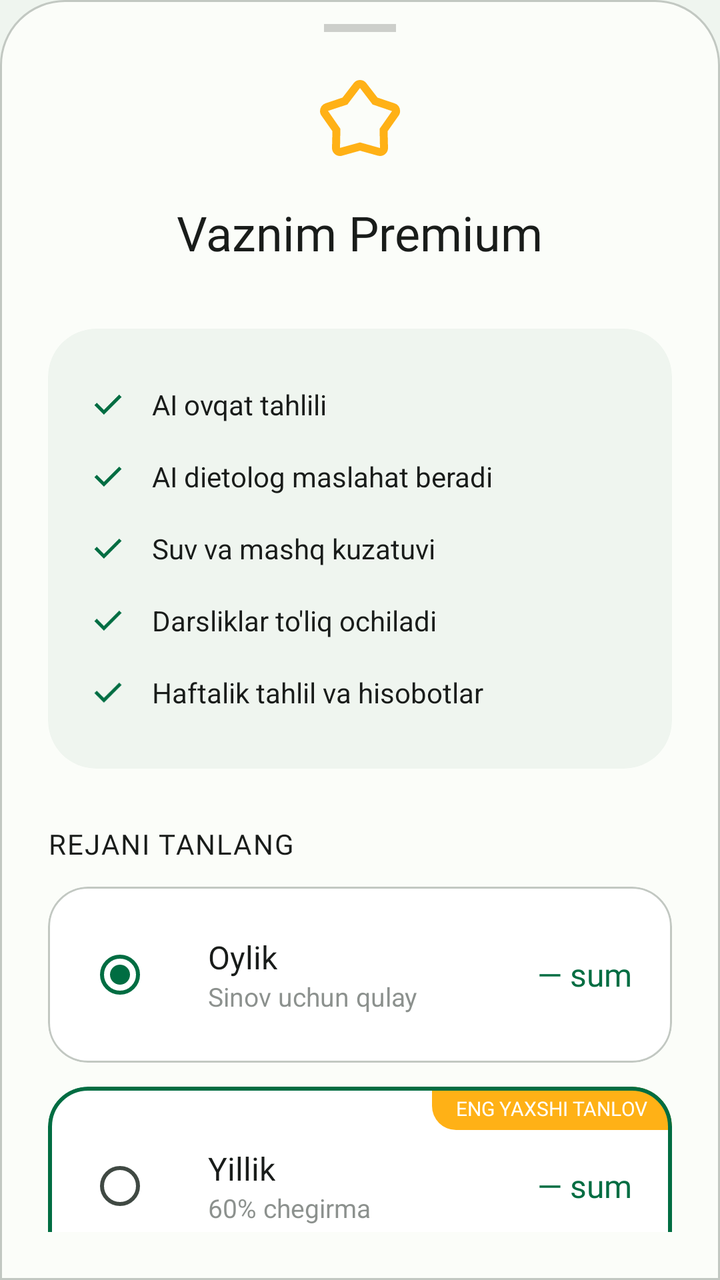
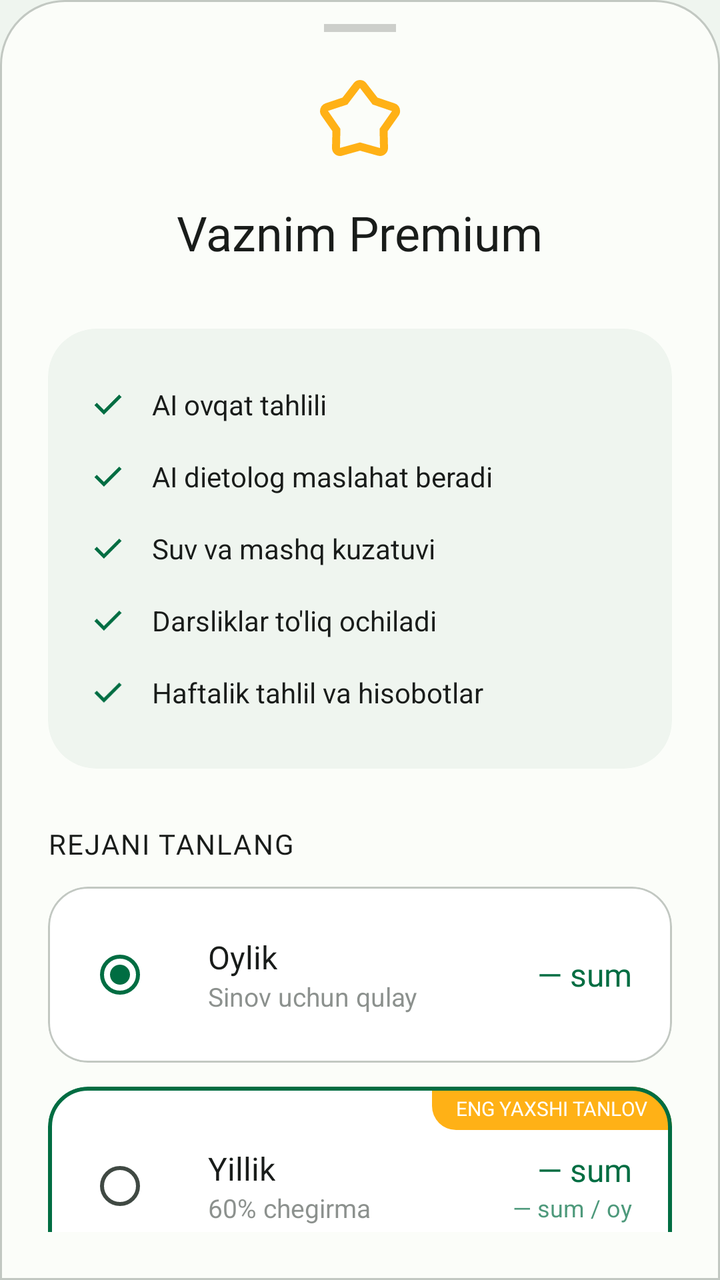

Screens rendered from an Android XML layout before and after an edit, with the pre-edit source and the edit as a unified diff.
<!-- AndroidManifest.xml: application theme Theme.Ozamiz -->
<!-- res/layout/premium_sheet.xml -->
<?xml version="1.0" encoding="utf-8"?>
<LinearLayout xmlns:android="http://schemas.android.com/apk/res/android"
    xmlns:app="http://schemas.android.com/apk/res-auto"
    android:layout_width="match_parent"
    android:layout_height="wrap_content"
    android:background="@drawable/bg_premium_sheet"
    android:orientation="vertical"
    android:paddingTop="12dp"
    android:paddingBottom="24dp">

    
    <View
        android:layout_width="36dp"
        android:layout_height="4dp"
        android:layout_gravity="center_horizontal"
        android:layout_marginBottom="20dp"
        android:alpha="0.2"
        android:background="?colorOnSurface" />

    <androidx.core.widget.NestedScrollView
        android:id="@+id/content_scroll_view"
        android:layout_width="match_parent"
        android:layout_height="wrap_content"
        android:overScrollMode="never">

        <LinearLayout
            android:layout_width="match_parent"
            android:layout_height="wrap_content"
            android:orientation="vertical"
            android:paddingHorizontal="24dp">

            
            <LinearLayout
                android:id="@+id/header_premium"
                android:layout_width="match_parent"
                android:layout_height="wrap_content"
                android:gravity="center"
                android:orientation="vertical"
                android:paddingBottom="8dp">

                <FrameLayout
                    android:layout_width="wrap_content"
                    android:layout_height="wrap_content">

                    <ImageView
                        android:layout_width="48dp"
                        android:layout_height="48dp"
                        android:layout_gravity="center"
                        android:src="@drawable/star_ic"
                        app:tint="@color/yellow" />
                </FrameLayout>

                <TextView
                    android:layout_width="wrap_content"
                    android:layout_height="wrap_content"
                    android:layout_marginTop="16dp"
                    android:fontFamily="@font/roboto_bold"
                    android:text="Vaznim Premium"
                    android:textColor="?colorOnSurface"
                    android:textSize="24sp" />

            </LinearLayout>

            <com.google.android.material.card.MaterialCardView
                android:id="@+id/layout_benefits"
                android:layout_width="match_parent"
                android:layout_height="wrap_content"
                android:layout_marginTop="24dp"
                app:cardBackgroundColor="?colorSurfaceContainer"
                app:cardCornerRadius="24dp"
                app:cardElevation="0dp"
                app:strokeWidth="0dp">

                <LinearLayout
                    android:layout_width="match_parent"
                    android:layout_height="wrap_content"
                    android:orientation="vertical"
                    android:padding="20dp">

                    
                    <LinearLayout
                        android:layout_width="match_parent"
                        android:layout_height="wrap_content"
                        android:gravity="center_vertical"
                        android:orientation="horizontal"
                        android:paddingVertical="8dp">

                        <ImageView
                            android:layout_width="20dp"
                            android:layout_height="20dp"
                            android:src="@drawable/check_ic"
                            app:tint="?colorPrimary" />

                        <TextView
                            android:layout_width="0dp"
                            android:layout_height="wrap_content"
                            android:layout_marginStart="12dp"
                            android:layout_weight="1"
                            android:text="AI ovqat tahlili"
                            android:textColor="?colorOnSurface"
                            android:textSize="14sp" />
                    </LinearLayout>

                    
                    <LinearLayout
                        android:layout_width="match_parent"
                        android:layout_height="wrap_content"
                        android:gravity="center_vertical"
                        android:orientation="horizontal"
                        android:paddingVertical="8dp">

                        <ImageView
                            android:layout_width="20dp"
                            android:layout_height="20dp"
                            android:src="@drawable/check_ic"
                            app:tint="?colorPrimary" />

                        <TextView
                            android:layout_width="0dp"
                            android:layout_height="wrap_content"
                            android:layout_marginStart="12dp"
                            android:layout_weight="1"
                            android:text="AI dietolog maslahat beradi"
                            android:textColor="?colorOnSurface"
                            android:textSize="14sp" />
                    </LinearLayout>

                    
                    <LinearLayout
                        android:layout_width="match_parent"
                        android:layout_height="wrap_content"
                        android:gravity="center_vertical"
                        android:orientation="horizontal"
                        android:paddingVertical="8dp">

                        <ImageView
                            android:layout_width="20dp"
                            android:layout_height="20dp"
                            android:src="@drawable/check_ic"
                            app:tint="?colorPrimary" />

                        <TextView
                            android:layout_width="0dp"
                            android:layout_height="wrap_content"
                            android:layout_marginStart="12dp"
                            android:layout_weight="1"
                            android:text="Suv va mashq kuzatuvi"
                            android:textColor="?colorOnSurface"
                            android:textSize="14sp" />
                    </LinearLayout>

                    
                    <LinearLayout
                        android:layout_width="match_parent"
                        android:layout_height="wrap_content"
                        android:gravity="center_vertical"
                        android:orientation="horizontal"
                        android:paddingVertical="8dp">

                        <ImageView
                            android:layout_width="20dp"
                            android:layout_height="20dp"
                            android:src="@drawable/check_ic"
                            app:tint="?colorPrimary" />

                        <TextView
                            android:layout_width="0dp"
                            android:layout_height="wrap_content"
                            android:layout_marginStart="12dp"
                            android:layout_weight="1"
                            android:text="Darsliklar to'liq ochiladi"
                            android:textColor="?colorOnSurface"
                            android:textSize="14sp" />
                    </LinearLayout>

                    <LinearLayout
                        android:layout_width="match_parent"
                        android:layout_height="wrap_content"
                        android:gravity="center_vertical"
                        android:orientation="horizontal"
                        android:paddingVertical="8dp">

                        <ImageView
                            android:layout_width="20dp"
                            android:layout_height="20dp"
                            android:src="@drawable/check_ic"
                            app:tint="?colorPrimary" />

                        <TextView
                            android:layout_width="0dp"
                            android:layout_height="wrap_content"
                            android:layout_marginStart="12dp"
                            android:layout_weight="1"
                            android:text="Haftalik tahlil va hisobotlar"
                            android:textColor="?colorOnSurface"
                            android:textSize="14sp" />
                    </LinearLayout>

                </LinearLayout>
            </com.google.android.material.card.MaterialCardView>

            
            <LinearLayout
                android:id="@+id/layout_verification_pending"
                android:layout_width="match_parent"
                android:layout_height="wrap_content"
                android:gravity="center"
                android:orientation="vertical"
                android:paddingVertical="24dp"
                android:visibility="gone">

                <TextView
                    android:layout_width="wrap_content"
                    android:layout_height="wrap_content"
                    android:text="⌛"
                    android:textSize="48sp" />

                <TextView
                    android:layout_width="wrap_content"
                    android:layout_height="wrap_content"
                    android:layout_marginTop="12dp"
                    android:fontFamily="@font/roboto_bold"
                    android:text="Kutilmoqda..."
                    android:textColor="?colorOnSurface"
                    android:textSize="18sp" />
            </LinearLayout>

            <LinearLayout
                android:id="@+id/layout_selection"
                android:layout_width="match_parent"
                android:layout_height="wrap_content"
                android:layout_marginTop="28dp"
                android:orientation="vertical">

                <TextView
                    android:layout_width="wrap_content"
                    android:layout_height="wrap_content"
                    android:layout_marginBottom="12dp"
                    android:fontFamily="@font/roboto_bold"
                    android:letterSpacing="0.05"
                    android:text="Rejani tanlang"
                    android:textAllCaps="true"
                    android:textColor="?colorOnSurface"
                    android:textSize="14sp" />

                
                <FrameLayout
                    android:layout_width="match_parent"
                    android:layout_height="wrap_content">

                    <LinearLayout
                        android:id="@+id/layout_plans"
                        android:layout_width="match_parent"
                        android:layout_height="wrap_content"
                        android:orientation="vertical">

                        
                        <com.google.android.material.card.MaterialCardView
                            android:id="@+id/card_monthly"
                            android:layout_width="match_parent"
                            android:layout_height="wrap_content"
                            android:layout_marginBottom="12dp"
                            android:clickable="true"
                            android:focusable="true"
                            app:cardBackgroundColor="?colorSurfaceContainerLowest"
                            app:cardCornerRadius="20dp"
                            app:cardElevation="0dp"
                            app:strokeColor="?colorOutlineVariant"
                            app:strokeWidth="1dp">

                            <LinearLayout
                                android:layout_width="match_parent"
                                android:layout_height="wrap_content"
                                android:gravity="center_vertical"
                                android:orientation="horizontal"
                                android:padding="20dp">

                                <RadioButton
                                    android:id="@+id/radio_monthly"
                                    android:layout_width="wrap_content"
                                    android:layout_height="wrap_content"
                                    android:checked="true"
                                    android:clickable="false" />

                                <LinearLayout
                                    android:layout_width="0dp"
                                    android:layout_height="wrap_content"
                                    android:layout_marginStart="12dp"
                                    android:layout_weight="1"
                                    android:orientation="vertical">

                                    <TextView
                                        android:layout_width="wrap_content"
                                        android:layout_height="wrap_content"
                                        android:fontFamily="@font/roboto_bold"
                                        android:text="Oylik"
                                        android:textColor="?colorOnSurface"
                                        android:textSize="16sp" />

                                    <TextView
                                        android:layout_width="wrap_content"
                                        android:layout_height="wrap_content"
                                        android:alpha="0.6"
                                        android:text="Sinov uchun qulay"
                                        android:textColor="?colorOnSurfaceVariant"
                                        android:textSize="13sp" />
                                </LinearLayout>

                                <TextView
                                    android:id="@+id/text_monthly_price"
                                    android:layout_width="wrap_content"
                                    android:layout_height="wrap_content"
                                    android:fontFamily="@font/roboto_bold"
                                    android:text="— sum"
                                    android:textColor="?colorPrimary"
                                    android:textSize="16sp" />
                            </LinearLayout>
                        </com.google.android.material.card.MaterialCardView>

                        
                        <com.google.android.material.card.MaterialCardView
                            android:id="@+id/card_yearly"
                            android:layout_width="match_parent"
                            android:layout_height="wrap_content"
                            android:clickable="true"
                            android:focusable="true"
                            app:cardBackgroundColor="?colorSurfaceContainerLowest"
                            app:cardCornerRadius="20dp"
                            app:cardElevation="0dp"
                            app:strokeColor="?colorPrimary"
                            app:strokeWidth="2dp">

                            <LinearLayout
                                android:layout_width="match_parent"
                                android:layout_height="wrap_content"
                                android:orientation="vertical">

                                
                                <TextView
                                    android:layout_width="wrap_content"
                                    android:layout_height="wrap_content"
                                    android:layout_gravity="end"
                                    android:background="@drawable/bg_badge_gold"
                                    android:fontFamily="@font/roboto_bold"
                                    android:paddingHorizontal="12dp"
                                    android:paddingVertical="4dp"
                                    android:text="ENG YAXSHI TANLOV"
                                    android:textColor="@color/white"
                                    android:textSize="10sp" />

                                <LinearLayout
                                    android:layout_width="match_parent"
                                    android:layout_height="wrap_content"
                                    android:gravity="center_vertical"
                                    android:orientation="horizontal"
                                    android:paddingHorizontal="20dp"
                                    android:paddingTop="4dp"
                                    android:paddingBottom="20dp">

                                    <RadioButton
                                        android:id="@+id/radio_yearly"
                                        android:layout_width="wrap_content"
                                        android:layout_height="wrap_content"
                                        android:checked="false"
                                        android:clickable="false" />

                                    <LinearLayout
                                        android:layout_width="0dp"
                                        android:layout_height="wrap_content"
                                        android:layout_marginStart="12dp"
                                        android:layout_weight="1"
                                        android:orientation="vertical">

                                        <TextView
                                            android:layout_width="wrap_content"
                                            android:layout_height="wrap_content"
                                            android:fontFamily="@font/roboto_bold"
                                            android:text="Yillik"
                                            android:textColor="?colorOnSurface"
                                            android:textSize="16sp" />

                                        <TextView
                                            android:layout_width="wrap_content"
                                            android:layout_height="wrap_content"
                                            android:alpha="0.6"
                                            android:text="60% chegirma"
                                            android:textColor="?colorOnSurfaceVariant"
                                            android:textSize="13sp" />
                                    </LinearLayout>

                                    <LinearLayout
                                        android:layout_width="wrap_content"
                                        android:layout_height="wrap_content"
                                        android:gravity="end"
                                        android:orientation="vertical">

                                        <TextView
                                            android:id="@+id/text_yearly_price"
                                            android:layout_width="wrap_content"
                                            android:layout_height="wrap_content"
                                            android:fontFamily="@font/roboto_bold"
                                            android:text="— sum"
                                            android:textColor="?colorPrimary"
                                            android:textSize="16sp" />
                                    </LinearLayout>
                                </LinearLayout>
                            </LinearLayout>
                        </com.google.android.material.card.MaterialCardView>

                    </LinearLayout>

                    
                    <com.google.android.material.progressindicator.CircularProgressIndicator
                        android:id="@+id/progress_loader"
                        android:layout_width="wrap_content"
                        android:layout_height="wrap_content"
                        android:layout_gravity="center"
                        android:layout_marginVertical="40dp"
                        android:indeterminate="true"
                        android:visibility="gone"
                        app:indicatorSize="32dp"
                        app:trackThickness="3dp" />

                </FrameLayout>

            </LinearLayout>

            
            <LinearLayout
                android:id="@+id/layout_pinned_bottom"
                android:layout_width="match_parent"
                android:layout_height="wrap_content"
                android:layout_marginTop="32dp"
                android:orientation="vertical">

                <com.google.android.material.button.MaterialButton
                    android:id="@+id/button"
                    style="@style/Widget.Material3.Button"
                    android:layout_width="match_parent"
                    android:layout_height="56dp"
                    android:fontFamily="@font/roboto_bold"
                    android:text="@string/sotib_olish"
                    android:textSize="16sp"
                    app:cornerRadius="18dp" />

                <TextView
                    android:layout_width="wrap_content"
                    android:layout_height="wrap_content"
                    android:layout_gravity="center_horizontal"
                    android:layout_marginTop="12dp"
                    android:alpha="0.5"
                    android:text="Istalgan vaqtda bekor qilish imkoniyati"
                    android:textColor="?colorOnSurfaceVariant"
                    android:textSize="11sp" />
            </LinearLayout>

            
            <LinearLayout
                android:id="@+id/layout_pinned_close"
                android:layout_width="match_parent"
                android:layout_height="wrap_content"
                android:layout_marginTop="16dp"
                android:orientation="vertical"
                android:visibility="gone">

                <com.google.android.material.button.MaterialButton
                    android:id="@+id/button_close"
                    style="@style/Widget.Material3.Button.TonalButton"
                    android:layout_width="match_parent"
                    android:layout_height="54dp"
                    android:text="@string/tushunarli"
                    app:cornerRadius="16dp" />
            </LinearLayout>

        </LinearLayout>
    </androidx.core.widget.NestedScrollView>

</LinearLayout>
<!-- resources referenced by this layout -->
<resources>
  <color name="white">#FFFFFFFF</color>
  <color name="yellow">#FFB116</color>
  <!-- drawable bg_badge_gold (drawable) -->
  <?xml version="1.0" encoding="utf-8"?>
  <shape xmlns:android="http://schemas.android.com/apk/res/android">
      <solid android:color="@color/yellow" />
      <corners
          android:bottomLeftRadius="12dp"
          android:topRightRadius="20dp" />
  </shape>
  <!-- drawable bg_premium_sheet (drawable) -->
  <?xml version="1.0" encoding="utf-8"?>
  <shape xmlns:android="http://schemas.android.com/apk/res/android">
      <solid android:color="?colorSurface" />
      <stroke android:width="1dp" android:color="?colorOutlineVariant" />
      <corners
          android:topLeftRadius="32dp"
          android:topRightRadius="32dp" />
  </shape>
  <!-- drawable check_ic (drawable) -->
  <vector xmlns:android="http://schemas.android.com/apk/res/android"
      android:width="24dp"
      android:height="24dp"
      android:viewportWidth="960"
      android:viewportHeight="960"
      android:tint="?attr/colorControlNormal">
    <path
        android:fillColor="@android:color/white"
        android:pathData="M382,720L154,492L211,435L382,606L749,239L806,296L382,720Z"/>
  </vector>
  <string name="sotib_olish">Sotib olish</string>
  <string name="tushunarli">Tushunarli</string>
  <style name="Theme.Ozamiz" parent="Base.Ozamiz" />
  <color name="md_theme_light_surfaceContainer">#EFF5EF</color>
  <color name="md_theme_light_primary">#006D42</color>
  <color name="md_theme_light_onPrimary">#FFFFFF</color>
  <color name="md_theme_light_primaryContainer">#96F7B8</color>
  <color name="md_theme_light_onPrimaryContainer">#002111</color>
  <color name="md_theme_light_secondary">#4F6353</color>
  <color name="md_theme_light_onSecondary">#FFFFFF</color>
  <color name="md_theme_light_secondaryContainer">#D2E8D4</color>
  <color name="md_theme_light_onSecondaryContainer">#0D1F13</color>
  <color name="md_theme_light_tertiary">#3A646F</color>
  <color name="md_theme_light_onTertiary">#FFFFFF</color>
  <color name="md_theme_light_tertiaryContainer">#BEEAF7</color>
  <color name="md_theme_light_onTertiaryContainer">#001F25</color>
  <color name="md_theme_light_error">#BA1A1A</color>
  <color name="md_theme_light_onError">#FFFFFF</color>
  <color name="md_theme_light_errorContainer">#FFDAD6</color>
  <color name="md_theme_light_onErrorContainer">#410002</color>
  <color name="md_theme_light_surface">#FBFDF9</color>
  <color name="md_theme_light_onSurface">#191C1A</color>
  <color name="md_theme_light_surfaceVariant">#DBE5DD</color>
  <color name="md_theme_light_onSurfaceVariant">#404943</color>
  <color name="md_theme_light_outline">#707973</color>
  <color name="md_theme_light_surfaceContainerLowest">#FFFFFF</color>
  <color name="md_theme_light_surfaceContainerLow">#F5FBF5</color>
  <color name="md_theme_light_surfaceContainerHigh">#E9EFE9</color>
  <color name="md_theme_light_surfaceContainerHighest">#E3E9E3</color>
  <!-- unchanged entries left out for length: 2 -->
</resources>

<!-- the commit's change to res/layout/premium_sheet.xml (unified diff, before → after) -->
@@ -8,7 +8,6 @@
     android:paddingTop="12dp"
     android:paddingBottom="24dp">
 
-    
     <View
         android:layout_width="36dp"
         android:layout_height="4dp"
@@ -402,6 +401,15 @@
                                             android:text="— sum"
                                             android:textColor="?colorPrimary"
                                             android:textSize="16sp" />
+
+                                        <TextView
+                                            android:id="@+id/text_yearly_monthly_equivalent"
+                                            android:layout_width="wrap_content"
+                                            android:layout_height="wrap_content"
+                                            android:alpha="0.7"
+                                            android:text="— sum / oy"
+                                            android:textColor="?colorPrimary"
+                                            android:textSize="12sp" />
                                     </LinearLayout>
                                 </LinearLayout>
                             </LinearLayout>
